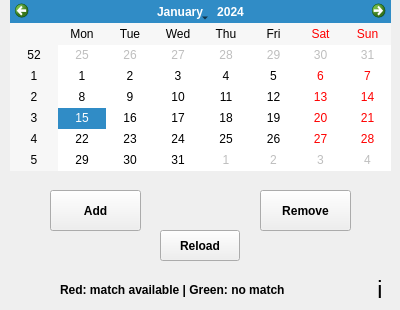
Above: matchfixture.ui from TNT57/FootballClubManagementSystem before the change. Below: the same form after it.
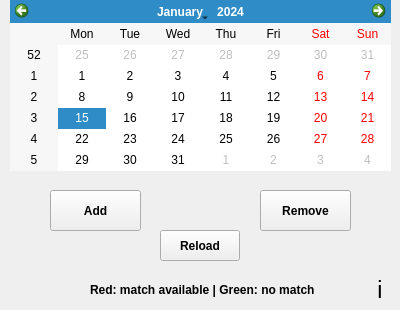
That is the form after the change.

What changed in the file:
```diff
--- a/matchfixture.ui
+++ b/matchfixture.ui
@@ -92,9 +92,9 @@
   <widget class="QLabel" name="label">
    <property name="geometry">
     <rect>
-     <x>60</x>
+     <x>90</x>
      <y>280</y>
-     <width>291</width>
+     <width>281</width>
      <height>20</height>
     </rect>
    </property>
```
